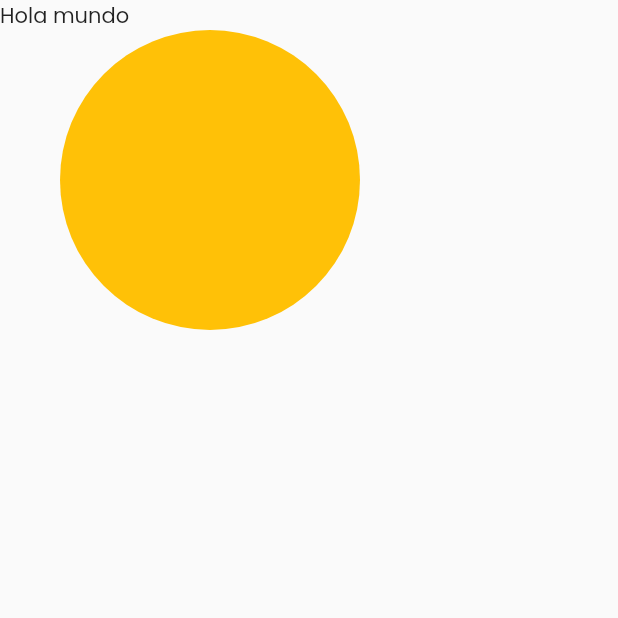
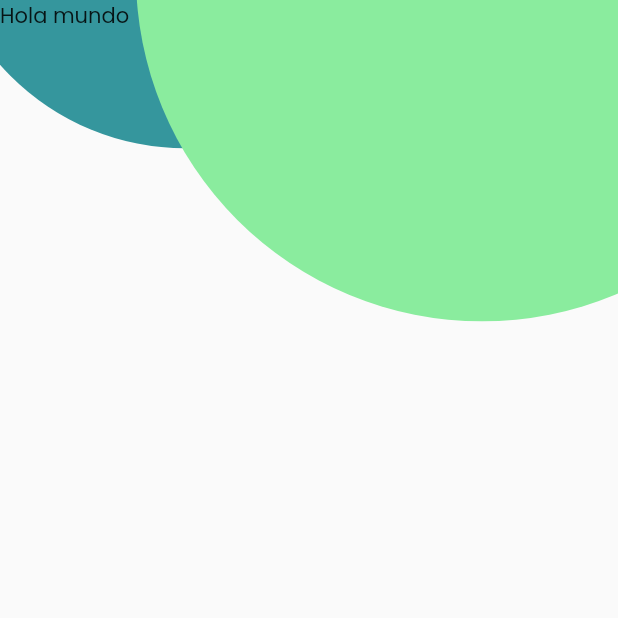
Before and after one commit to rangulo1972/codigo6_ui, a Flutter app: the screen it shows after launch, on a phone screen of 412 x 824 dp, the top half of it. Run offline on Flutter 3.47's test engine with Material 2 defaults, Android fonts, the phone set to English and light mode, and no system bars; our stand-ins replace flutter_svg, google_fonts.

Commit message:
acomodando los circulos para que se muestren como medias lunas

```diff
--- a/lib/pages/example3_page.dart
+++ b/lib/pages/example3_page.dart
@@ -2,10 +2,9 @@ import 'package:flutter/material.dart';
 import 'package:codigo6_ui/widgets/circle_widget.dart';
 
 class Example3Page extends StatelessWidget {
-  const Example3Page({super.key});
-
   @override
   Widget build(BuildContext context) {
+    //! para tener referencia respecto a al altura de la pantalla de presentación
     double height = MediaQuery.of(context).size.height;
     return Scaffold(
       body: Stack(children: [
@@ -14,9 +13,20 @@ class Example3Page extends StatelessWidget {
         Stack(
           children: [
             Positioned(
-              top: 20,
-              left: 40,
-              child: CircleWidget(),
+              top: -height * 0.28,
+              left: -height * 0.05,
+              child: CircleWidget(
+                radius: height * 0.2,
+                color: const Color(0xff35969D),
+              ),
+            ),
+            Positioned(
+              top: -height * 0.30,
+              right: -height * 0.17,
+              child: CircleWidget(
+                radius: height * 0.28,
+                color: const Color(0xff8AEC9E),
+              ),
             ),
             // Positioned(
             //   top: 20,
--- a/lib/widgets/circle_widget.dart
+++ b/lib/widgets/circle_widget.dart
@@ -1,15 +1,19 @@
 import 'package:flutter/material.dart';
 
 class CircleWidget extends StatelessWidget {
-  const CircleWidget({super.key});
+  //* creación de parámetros para hacer dinámico al círculo a crearse
+  double radius;
+  Color color;
+
+  CircleWidget({required this.radius, required this.color});
 
   @override
   Widget build(BuildContext context) {
     return Container(
-      height: 200,
-      width: 200,
+      height: radius * 2,
+      width: radius * 2,
       decoration: BoxDecoration(
-        color: Colors.amber,
+        color: color,
         shape: BoxShape.circle,
       ),
     );
```
